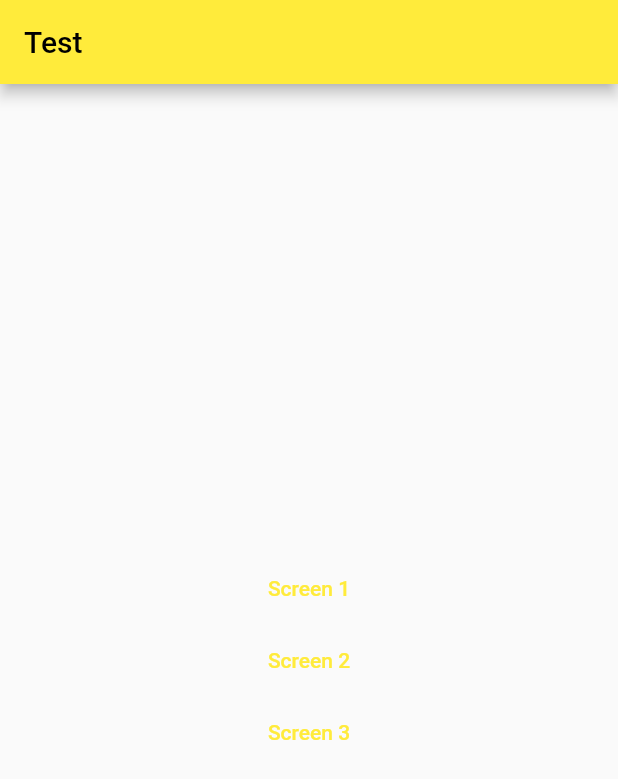
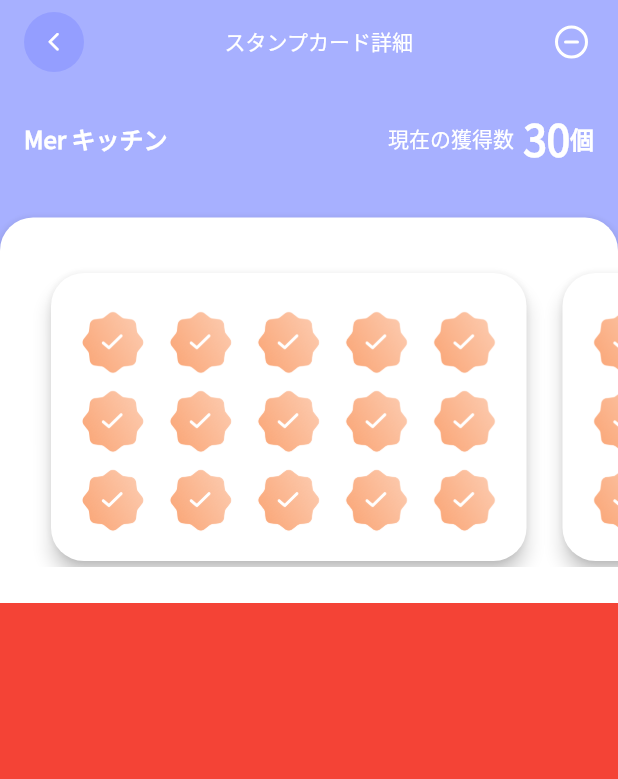
Before and after one commit to arjun-sasidharan/Test, a Flutter app: the screen it shows after launch, after a tap on "Screen 2", on a phone screen of 412 x 824 dp. Shown: the top 779 px of the screen. Run offline on Flutter 3.47's test engine with Material 2 defaults, Android fonts, the phone set to English and light mode, and no system bars; our stand-ins replace flutter_svg, get.

Commit message:
Details Page

```diff
--- a/lib/common/asset_file.dart
+++ b/lib/common/asset_file.dart
@@ -7,6 +7,9 @@ const iconAccount = 'assets/icons/ic_account.svg';
 const iconFilter = 'assets/icons/ic_filter.svg';
 const iconLove = 'assets/icons/ic_love.svg';
 const iconLocation = 'assets/icons/ic_location.svg';
+const iconMinusCircle = 'assets/icons/ic_minus_circle.svg';
+const iconCheckPolygon = 'assets/icons/ic_check.svg';
+const iconCheckPolygon2 = 'assets/icons/ic_check2.png';
 
 
 // Images
--- a/lib/common/constants.dart
+++ b/lib/common/constants.dart
@@ -7,3 +7,5 @@ const greyColor = Color(0xFFF7F7F7);
 const errorColor = Color(0xFFFF6262);
 const lightYellowColor = Color(0x19EEAB40);
 const subTextColor = Color(0x59303030);
+const violetColor = Color(0xFF949EFF);
+const lightVioletColor = Color(0xFFA7B0FF);
--- a/lib/config/app_routes.dart
+++ b/lib/config/app_routes.dart
@@ -1,6 +1,7 @@
 import 'package:get/get_navigation/src/routes/get_route.dart';
 import 'package:test_project/main.dart';
 import 'package:test_project/screen_1/presentation/search_page.dart';
+import 'package:test_project/screen_2/presentation/detail_page.dart';
 
 class AppPages{
   static final all = [
@@ -12,6 +13,10 @@ class AppPages{
       name: AppRoute.searchPage,
       page: ()=> const SearchPage(),
     ),
+    GetPage(
+      name: AppRoute.detailPage,
+      page: ()=> const DetailPage(),
+    ),
   ];
 
 }
@@ -19,4 +24,5 @@ class AppPages{
 abstract class AppRoute {
   static const homepage = '/homepage';
   static const searchPage = '/search-page';
+  static const detailPage = '/detail-page';
 }
--- a/lib/main.dart
+++ b/lib/main.dart
@@ -16,6 +16,7 @@ class MyApp extends StatelessWidget {
       title: 'Test',
       theme: ThemeData(
         primarySwatch: Colors.yellow,
+        fontFamily: "NotoSansJP",
       ),
       initialRoute: AppRoute.homepage,
       getPages: AppPages.all,
@@ -40,9 +41,11 @@ class MyHomePage extends StatelessWidget {
           children: [
               TextButton(onPressed: (){
                 Get.toNamed(AppRoute.searchPage);
-              }, child: const Text('Screen 1')),
-              TextButton(onPressed: (){}, child: const Text('Screen 2')),
-              TextButton(onPressed: (){}, child: const Text('Screen 3')),
+              }, child: const Text('Screen 1', style: TextStyle(color: Colors.black))),
+              TextButton(onPressed: (){
+                Get.toNamed(AppRoute.detailPage);
+              }, child: const Text('Screen 2', style: TextStyle(color: Colors.black))),
+              TextButton(onPressed: (){}, child: const Text('Screen 3', style: TextStyle(color: Colors.black))),
           ],
         ),
       ),
--- /dev/null
+++ b/lib/screen_2/presentation/detail_page.dart
@@ -0,0 +1,176 @@
+import 'package:flutter/material.dart';
+import 'package:flutter_svg/flutter_svg.dart';
+import 'package:get/get.dart';
+import 'package:test_project/common/asset_file.dart';
+import 'package:test_project/common/constants.dart';
+
+class DetailPage extends StatelessWidget {
+  const DetailPage({super.key});
+
+  @override
+  Widget build(BuildContext context) {
+    return SafeArea(
+      child: Scaffold(
+         backgroundColor: lightVioletColor,
+        body: SingleChildScrollView(
+          child: Column(
+            // mainAxisSize: MainAxisSize.max,
+            children: [
+              const SizedBox(height: 8.0),
+              Row(
+                mainAxisAlignment: MainAxisAlignment.spaceBetween,
+                crossAxisAlignment: CrossAxisAlignment.center,
+                children: [
+                  Container(
+                    width: 40,
+                    height: 40,
+                    margin: const EdgeInsets.only(left: 16),
+                    padding: const EdgeInsets.all(8.0),
+                    decoration: BoxDecoration(
+                        color: violetColor,
+                        borderRadius: BorderRadius.circular(25)
+                    ),
+                    child: InkWell(
+                      onTap: () {
+                        Get.back();
+                      },
+                        child: const Icon(
+                          Icons.arrow_back_ios_rounded, color: Colors.white, size: 15,)),
+                  ),
+                  const Text(
+                    'スタンプカード詳細',
+                    style: TextStyle(
+                      color: Colors.white,
+                      fontSize: 14,
+                      fontWeight: FontWeight.w500,
+                    ),
+                  ),
+                  IconButton(onPressed: (){},
+                      splashRadius: 20,
+                      constraints: const BoxConstraints(),
+                      padding: const EdgeInsets.only(right: 19),
+                      icon: SvgPicture.asset(iconMinusCircle))
+                ],
+              ),
+              const SizedBox(height: 24),
+              Padding(
+                padding: const EdgeInsets.symmetric(horizontal: 16.0),
+                child: Row(
+                  mainAxisAlignment: MainAxisAlignment.spaceBetween,
+                  children: [
+                    const Text(
+                      'Mer キッチン',
+                      style: TextStyle(
+                        color: Colors.white,
+                        fontSize: 16,
+                        fontWeight: FontWeight.w700,
+                      ),
+                    ),
+                    Row(
+                      mainAxisAlignment: MainAxisAlignment.end,
+                      mainAxisSize: MainAxisSize.min,
+                      children: const [
+                        Text(
+                          '現在の獲得数',
+                          style: TextStyle(
+                            color: Colors.white,
+                            fontSize: 14,
+                            fontWeight: FontWeight.w400,
+                          ),
+                        ),
+                        Text(
+                          '30 ',
+                          textAlign: TextAlign.end,
+                          style: TextStyle(
+                            color: Colors.white,
+                            fontSize: 28,
+                            fontWeight: FontWeight.w700,
+                          ),
+                        ),
+                        Text(
+                          '個',
+                          style: TextStyle(
+                            color: Colors.white,
+                            fontSize: 16,
+                            fontWeight: FontWeight.w700,
+                          ),
+                        )
+                      ],
+                    )
+                  ],
+                ),
+              ),
+              const SizedBox(height: 32),
+              Card(
+                elevation: 5,
+                margin: EdgeInsets.zero,
+                color: Colors.white,
+                shape: RoundedRectangleBorder(borderRadius: BorderRadius.circular(22)),
+                child: Column(
+                  mainAxisSize: MainAxisSize.min,
+                  children: [
+                    const SizedBox(height: 33,),
+                    ConstrainedBox(
+                      constraints: BoxConstraints.loose(
+                        const Size.fromHeight(200),
+                      ),
+                      child: const HorizontalCardList(),
+                    ),
+                    const SizedBox(height: 24,),
+                    Container(
+                      height: 500,
+                    color: Colors.red,),
+                    Container(
+                      height: 500,
+                      color: Colors.green,)
+                  ],
+                ),
+              )
+            ],
+          ),
+        ),
+      ),
+    );
+  }
+}
+
+class HorizontalCardList extends StatelessWidget {
+  const HorizontalCardList({super.key});
+
+  @override
+  Widget build(BuildContext context) {
+    return ListView.separated(
+        scrollDirection: Axis.horizontal,
+        shrinkWrap: true,
+        padding: const EdgeInsets.only(left: 30),
+        itemBuilder: (context, index) {
+            return Card(
+              elevation: 5,
+              // color: Colors.orange,
+              shape: RoundedRectangleBorder(borderRadius: BorderRadius.circular(22)),
+              child: Container(
+                // width: Get.width * 0.8,
+                width: 317,
+                padding: const EdgeInsets.symmetric(horizontal: 20, vertical: 25),
+                decoration: BoxDecoration(
+                    borderRadius: BorderRadius.circular(22),
+                ),
+                child: GridView.count(
+                    physics: const NeverScrollableScrollPhysics(),
+                    crossAxisCount: 5,
+                    mainAxisSpacing: 10.0,
+                    crossAxisSpacing: 16.0,
+                    shrinkWrap: true,
+                    clipBehavior: Clip.none,
+                    children: List.generate(15, (index) {
+                      // return Container(width: 30, height: 30, color: Colors.orange);
+                      return Image.asset(iconCheckPolygon2,);
+                    }),
+                ),
+              ),
+            );
+        },
+        separatorBuilder: (_, index) => SizedBox(width: 16,),
+        itemCount: 4);
+  }
+}
```
Also changed, not shown: assets/icons/ic_check.svg (added), assets/icons/ic_check2.png (added), assets/icons/ic_minus_circle.svg (added).
